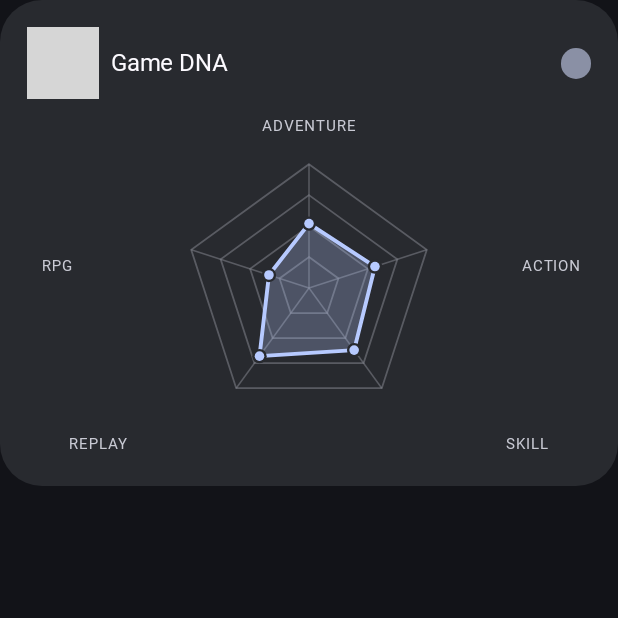
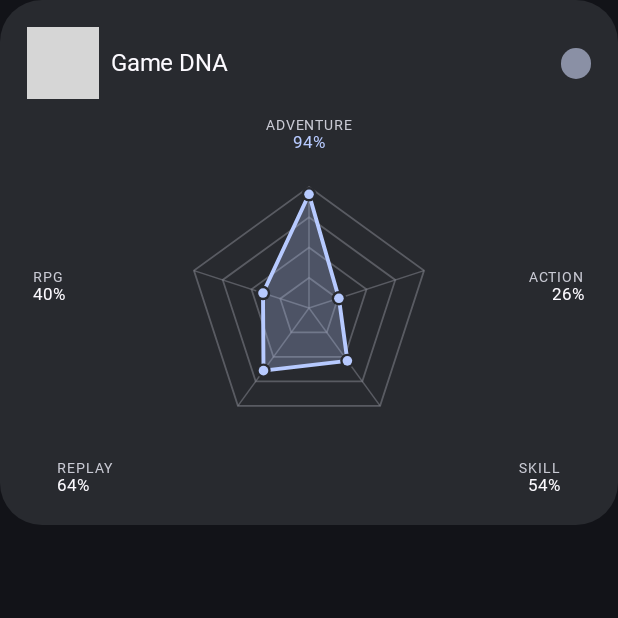
Before and after one commit to EncycloAcid/RetroHero-, an Android app built with Jetpack Compose: the composable M3GenreRadarCard called with empty values, on a phone screen of 412 x 824 dp, the top half of it. Run offline under Robolectric (Android 15) with nearby library versions, the phone set to English and light mode, and no system bars; pictures from the network do not load; Roboto replaces fonts that are not available here; 12 statements that could not run were skipped; grey boxes are pictures that could not be loaded.

Commit message:
Fix Game DNA weighted genre scoring, exact percentage readouts & schema v3 refresh (v0.2.24-preview)

```diff
--- a/app/build.gradle.kts
+++ b/app/build.gradle.kts
@@ -22,8 +22,8 @@ val resolvedVersion: Pair<Int, String> = run {
     val explicitCode = ((project.findProperty("versionCode") as? String)
         ?: System.getenv("RETROHERO_VERSION_CODE"))?.toIntOrNull()
     val parsed = explicitName?.let(::computeVersionFromTag)
-    val fallbackCode = 20230
-    val fallbackName = "0.2.23-preview"
+    val fallbackCode = 20240
+    val fallbackName = "0.2.24-preview"
     val code = explicitCode ?: parsed?.first ?: fallbackCode
     val name = parsed?.second ?: explicitName?.removePrefix("v") ?: fallbackName
     code to name
--- a/app/src/main/java/com/retrohero/app/data/GameMetadata.kt
+++ b/app/src/main/java/com/retrohero/app/data/GameMetadata.kt
@@ -68,7 +68,7 @@ data class GameDossier(
         )
 
     companion object {
-        const val CACHE_SCHEMA_VERSION = 2
+        const val CACHE_SCHEMA_VERSION = 3
 
         fun fromJson(o: JSONObject): GameDossier? {
             if (o.optInt("schemaVersion", 1) < CACHE_SCHEMA_VERSION) return null
@@ -246,7 +246,13 @@ data class GameDossier(
                     ),
                 ),
                 promoQuote = "A CLASSIC OF THE ${sys?.shortName?.uppercase() ?: "RETRO"} ERA",
-                radarAxes = defaultRadar("$guessedGenre ${game.title} ${game.systemId}"),
+                radarAxes = computeGameDna(
+                    genre = guessedGenre,
+                    modes = "Single-player",
+                    title = game.title,
+                    summary = "",
+                    systemId = game.systemId,
+                ),
                 heroImageUrl = null,
                 sourceLabel = "Local Library",
                 isLive = false,
@@ -256,52 +262,126 @@ data class GameDossier(
         internal fun guessGenreFromTitle(title: String, systemId: String): String {
             val t = title.lowercase()
             return when {
-                listOf("mario", "sonic", "kirby", "donkey kong", "celeste", "rayman", "crash", "megaman", "mega man", "castlevania", "metroid").any { it in t } -> "Action · Platformer"
-                listOf("zelda", "chrono", "final fantasy", "pokemon", "pokémon", "persona", "dragon quest", "earthbound", "mother", "golden sun", "fire emblem", "tactics").any { it in t } -> "Role-Playing · Adventure"
-                listOf("kart", "racing", "gran turismo", "f-zero", "need for speed", "wipeout", "burnout", "ridge racer").any { it in t } -> "Racing · Arcade"
-                listOf("street fighter", "mortal kombat", "tekken", "smash", "king of fighters", "marvel", "soulcalibur").any { it in t } -> "Fighting · Arcade"
-                listOf("tetris", "puyo", "puzzle", "dr. mario", "lumines", "columns", "picross").any { it in t } -> "Puzzle · Strategy"
-                listOf("star fox", "gradius", "contra", "metal slug", "doom", "quake", "galaga", "r-type", "ikaruga").any { it in t } -> "Shooter · Action"
-                listOf("nba", "nfl", "fifa", "tony hawk", "golf", "tennis", "baseball", "wwe", "skate").any { it in t } -> "Sports · Arcade"
+                // Check specific sub-franchises BEFORE broad series names like "mario"
+                listOf("mario kart", "kart", "f-zero", "gran turismo", "need for speed", "wipeout", "burnout", "ridge racer", "outrun", "daytona", "racing").any { it in t } -> "Racing · Arcade"
+                listOf("dr. mario", "dr mario", "tetris", "puyo", "puzzle", "lumines", "columns", "picross", "bust-a-move", "arkanoid").any { it in t } -> "Puzzle · Strategy"
+                listOf("mario rpg", "paper mario", "mario & luigi", "mario and luigi", "chrono", "final fantasy", "pokemon", "pokémon", "persona", "dragon quest", "earthbound", "mother", "golden sun", "fire emblem", "tactics", "phantasy star", "breath of fire", "xenogears", "suikoden").any { it in t } -> "Role-Playing"
+                listOf("mario tennis", "mario golf", "mario strikers", "nba", "nfl", "fifa", "tony hawk", "golf", "tennis", "baseball", "wwe", "punch-out", "tecmo bowl").any { it in t } -> "Sports · Arcade"
+                listOf("zelda", "metroid", "castlevania", "tomb raider", "resident evil", "silent hill", "metal gear", "okami", "banjo").any { it in t } -> "Action-Adventure"
+                listOf("street fighter", "mortal kombat", "tekken", "smash", "king of fighters", "fatal fury", "samurai shodown", "marvel vs", "soulcalibur", "guilty gear").any { it in t } -> "Fighting · Arcade"
+                listOf("star fox", "gradius", "contra", "metal slug", "doom", "quake", "galaga", "r-type", "ikaruga", "galaxian", "space invaders", "goldeneye").any { it in t } -> "Shooter · Action"
+                listOf("mario", "sonic", "kirby", "donkey kong", "celeste", "rayman", "crash", "megaman", "mega man", "yoshi", "wario", "spyro", "klonoa", "shantae").any { it in t } -> "Platformer"
                 systemId in setOf("arcade", "neogeo") -> "Arcade · Action"
-                else -> "Classic Action · Adventure"
+                else -> "Action · Adventure"
             }
         }
 
-        internal fun defaultRadar(hints: String): List<RadarAxis> {
-            val h = hints.lowercase()
-            var action = 0.56f
-            var adventure = 0.52f
-            var rpg = 0.34f
-            var skill = 0.62f
-            var replay = 0.68f
+        private data class DnaProfile(
+            val action: Float,
+            val adventure: Float,
+            val skill: Float,
+            val replay: Float,
+            val rpg: Float,
+        )
 
-            if (listOf("action", "shooter", "beat", "hack", "fight", "combat", "contra", "metal", "doom").any { it in h }) {
-                action = 0.92f; skill = 0.84f
+        private fun hasAnyWord(text: String, words: List<String>): Boolean =
+            words.any { w -> Regex("""\b${Regex.escape(w)}\b""", RegexOption.IGNORE_CASE).containsMatchIn(text) }
+
+        /**
+         * Computes accurate, weighted 5-axis Game DNA from authoritative genre + modes + title + summary.
+         * Uses whole-word matching and multi-genre blending so accidental substrings in summaries
+         * (e.g. "simple", "similar", "adventure", "arcade") never corrupt a game's true profile.
+         */
+        internal fun computeGameDna(
+            genre: String,
+            modes: String,
+            title: String,
+            summary: String,
+            systemId: String = "",
+        ): List<RadarAxis> {
+            val g = genre.lowercase()
+            val t = title.lowercase()
+            val m = modes.lowercase()
+            val s = summary.lowercase()
+
+            val matched = mutableListOf<DnaProfile>()
+
+            val isActionRpg = hasAnyWord(g, listOf("action role-playing", "action rpg", "arpg"))
+            val isRpg = !isActionRpg && hasAnyWord(g, listOf("role-playing", "rpg", "jrpg", "tactical role-playing", "monster-taming", "roguelike", "dungeon crawl"))
+            val isActionAdv = hasAnyWord(g, listOf("action-adventure", "metroidvania", "survival horror", "stealth"))
+            val isPlatformer = hasAnyWord(g, listOf("platform", "platformer", "side-scrolling platform", "2d platform", "3d platform"))
+            val isShooter = hasAnyWord(g, listOf("shooter", "shoot 'em up", "shoot em up", "first-person shooter", "third-person shooter", "run and gun", "light gun", "scrolling shooter", "bullet hell"))
+            val isFighting = hasAnyWord(g, listOf("fighting", "beat 'em up", "beat em up", "brawler", "martial arts", "hack and slash"))
+            val isRacing = hasAnyWord(g, listOf("racing", "kart racing", "driving", "vehicular combat", "motorsport"))
+            val isSports = hasAnyWord(g, listOf("sports", "sport", "basketball", "football", "soccer", "baseball", "tennis", "golf", "skateboarding", "wrestling", "boxing"))
+            val isPuzzle = hasAnyWord(g, listOf("puzzle", "falling block", "tile-matching", "rhythm", "music", "maze", "pinball"))
+            val isStrategy = hasAnyWord(g, listOf("strategy", "real-time strategy", "turn-based strategy", "turn-based tactics", "tactical", "simulation", "city-building", "management"))
+            val isPureAdv = !isActionAdv && hasAnyWord(g, listOf("graphic adventure", "point-and-click", "visual novel", "interactive fiction", "adventure"))
+            val isArcadeAction = hasAnyWord(g, listOf("arcade", "action", "party", "minigame"))
+
+            if (isActionRpg)  matched += DnaProfile(action = 0.80f, adventure = 0.90f, skill = 0.78f, replay = 0.82f, rpg = 0.92f)
+            if (isRpg)        matched += DnaProfile(action = 0.34f, adventure = 0.90f, skill = 0.66f, replay = 0.84f, rpg = 0.96f)
+            if (isActionAdv)  matched += DnaProfile(action = 0.78f, adventure = 0.94f, skill = 0.76f, replay = 0.74f, rpg = 0.48f)
+            if (isPlatformer) matched += DnaProfile(action = 0.86f, adventure = 0.62f, skill = 0.88f, replay = 0.88f, rpg = 0.10f)
+            if (isShooter)    matched += DnaProfile(action = 0.95f, adventure = 0.34f, skill = 0.92f, replay = 0.86f, rpg = 0.08f)
+            if (isFighting)   matched += DnaProfile(action = 0.95f, adventure = 0.20f, skill = 0.95f, replay = 0.92f, rpg = 0.08f)
+            if (isRacing)     matched += DnaProfile(action = 0.88f, adventure = 0.18f, skill = 0.86f, replay = 0.94f, rpg = 0.08f)
+            if (isSports)     matched += DnaProfile(action = 0.82f, adventure = 0.14f, skill = 0.84f, replay = 0.92f, rpg = 0.12f)
+            if (isPuzzle)     matched += DnaProfile(action = 0.36f, adventure = 0.12f, skill = 0.94f, replay = 0.95f, rpg = 0.08f)
+            if (isStrategy)   matched += DnaProfile(action = 0.30f, adventure = 0.52f, skill = 0.92f, replay = 0.88f, rpg = 0.68f)
+            if (isPureAdv)    matched += DnaProfile(action = 0.26f, adventure = 0.94f, skill = 0.54f, replay = 0.64f, rpg = 0.40f)
+            // Only add generic Arcade/Action when no more specific action genre already matched
+            if (isArcadeAction && matched.isEmpty()) {
+                matched += DnaProfile(action = 0.88f, adventure = 0.30f, skill = 0.84f, replay = 0.90f, rpg = 0.10f)
             }
-            if (listOf("platform", "mario", "sonic", "kirby", "celeste", "donkey", "metroid", "castlevania").any { it in h }) {
-                action = 0.85f; skill = 0.88f; replay = 0.86f; adventure = 0.68f
+
+            // Fallback to title classification only if genre gave no matches
+            if (matched.isEmpty()) {
+                val inferred = guessGenreFromTitle(title, systemId)
+                if (!inferred.equals(genre, ignoreCase = true)) {
+                    return computeGameDna(inferred, modes, title, summary, systemId)
+                }
+                matched += DnaProfile(action = 0.72f, adventure = 0.58f, skill = 0.70f, replay = 0.74f, rpg = 0.20f)
             }
-            if (listOf("rpg", "role-playing", "chrono", "fantasy", "pokemon", "pokémon", "persona", "tactics", "emblem").any { it in h }) {
-                rpg = 0.94f; adventure = 0.90f; replay = 0.80f; action = 0.48f
+
+            // Average all matched primary genre archetypes
+            var action = matched.map { it.action }.average().toFloat()
+            var adventure = matched.map { it.adventure }.average().toFloat()
+            var skill = matched.map { it.skill }.average().toFloat()
+            var replay = matched.map { it.replay }.average().toFloat()
+            var rpg = matched.map { it.rpg }.average().toFloat()
+
+            // Careful, capped refinements from modes & summary (never overrides primary genre!)
+            if (hasAnyWord(m, listOf("multiplayer", "co-op", "cooperative", "competitive", "two-player", "2-player", "4-player"))) {
+                replay += 0.06f
             }
-            if (listOf("adventure", "zelda", "exploration", "metroidvania", "survival").any { it in h }) {
-                adventure = 0.92f; action = 0.74f; rpg = 0.62f
+            if (hasAnyWord(s, listOf("open world", "dungeon", "dungeons", "quest", "quests", "exploration", "interconnected", "non-linear"))) {
+                adventure += 0.08f
             }
-            if (listOf("puzzle", "strategy", "tactical", "tetris", "chess", "sim").any { it in h }) {
-                skill = 0.90f; replay = 0.92f; rpg = 0.55f; action = 0.36f
+            if (hasAnyWord(s, listOf("experience points", "level up", "leveling", "turn-based", "party members", "hit points", "inventory", "magic spells"))) {
+                rpg += 0.16f
             }
-            if (listOf("racing", "kart", "sport", "arcade", "fighting", "smash").any { it in h }) {
-                action = 0.88f; skill = 0.86f; replay = 0.94f; rpg = 0.24f; adventure = 0.32f
+            if (hasAnyWord(s, listOf("high score", "combo", "combos", "speedrun", "time limit", "bosses", "boss"))) {
+                skill += 0.03f
+                replay += 0.03f
             }
+            // Specific iconic hybrid nuances (Metroidvania RPGs like Symphony of the Night / Aria of Sorrow)
+            if (listOf("symphony of the night", "aria of sorrow", "dawn of sorrow", "circle of the moon", "harmony of dissonance", "order of ecclesia", "portrait of ruin").any { it in t }) {
+                adventure = maxOf(adventure, 0.92f)
+                rpg = maxOf(rpg, 0.84f)
+            }
+
             return listOf(
-                RadarAxis("ADVENTURE", adventure.coerceIn(0.2f, 0.98f)),
-                RadarAxis("ACTION", action.coerceIn(0.2f, 0.98f)),
-                RadarAxis("SKILL", skill.coerceIn(0.2f, 0.98f)),
-                RadarAxis("REPLAY", replay.coerceIn(0.2f, 0.98f)),
-                RadarAxis("RPG", rpg.coerceIn(0.2f, 0.98f)),
+                RadarAxis("ADVENTURE", adventure.coerceIn(0.08f, 0.98f)),
+                RadarAxis("ACTION", action.coerceIn(0.08f, 0.98f)),
+                RadarAxis("SKILL", skill.coerceIn(0.08f, 0.98f)),
+                RadarAxis("REPLAY", replay.coerceIn(0.08f, 0.98f)),
+                RadarAxis("RPG", rpg.coerceIn(0.06f, 0.98f)),
             )
         }
+
+        internal fun defaultRadar(hints: String): List<RadarAxis> =
+            computeGameDna(genre = hints, modes = "", title = hints, summary = "", systemId = "")
     }
 }
 
@@ -635,7 +715,13 @@ class GameMetadataRepository(private val cacheDir: File) {
             val (introSummary, sections) = parseExtractSections(extract, game.title, fallback)
             val tagline = buildCleanTagline(introSummary, fallback.tagline)
             val quote = buildPromoQuote(game.title, releaseYear, genre, sysName)
-            val radar = GameDossier.defaultRadar("$genre $modes $introSummary ${game.title}")
+            val radar = GameDossier.computeGameDna(
+                genre = genre,
+                modes = modes,
+                title = game.title,
+                summary = introSummary,
+                systemId = game.systemId,
+            )
 
             return GameDossier(
                 title = game.title,
--- a/app/src/main/java/com/retrohero/app/ui/M3GameDetailPage.kt
+++ b/app/src/main/java/com/retrohero/app/ui/M3GameDetailPage.kt
@@ -1638,11 +1638,11 @@ private fun M3GenreRadarCard(
             }
         }
 
-        // Radar chart + 5 crisp labels
+        // Radar chart + 5 crisp labeled vertices with exact percentage readouts
         Box(
             Modifier
                 .fillMaxWidth()
-                .height(228.dp),
+                .height(254.dp),
             contentAlignment = Alignment.Center,
         ) {
             val webColor = cs.outlineVariant.copy(alpha = 0.55f)
@@ -1650,7 +1650,7 @@ private fun M3GenreRadarCard(
             val strokeColor = cs.primary
             val dotBg = cs.surfaceContainerHigh
 
-            Canvas(Modifier.size(172.dp)) {
+            Canvas(Modifier.size(168.dp)) {
                 val cx = size.width / 2f
                 val cy = size.height / 2f
                 val maxR = size.minDimension * 0.48f
@@ -1706,38 +1706,39 @@ private fun M3GenreRadarCard(
                 }
             }
 
-            // Positioned axis labels around the pentagon
+            // Positioned axis labels + live percentage values around all 5 vertices
             if (safeAxes.size == 5) {
-                Text(
-                    safeAxes[0].label,
-                    style = MaterialTheme.typography.labelSmall.copy(fontSize = 10.sp, fontWeight = FontWeight.Bold, letterSpacing = 0.6.sp),
-                    color = cs.onSurfaceVariant,
-                    modifier = Modifier.align(Alignment.TopCenter),
-                )
-                Text(
-                    safeAxes[1].label,
-                    style = MaterialTheme.typography.labelSmall.copy(fontSize = 10.sp, fontWeight = FontWeight.Bold, letterSpacing = 0.6.sp),
-                    color = cs.onSurfaceVariant,
-                    modifier = Modifier.align(Alignment.CenterEnd).padding(end = 6.dp, bottom = 30.dp),
-                )
-                Text(
-                    safeAxes[2].label,
-                    style = MaterialTheme.typography.labelSmall.copy(fontSize = 10.sp, fontWeight = FontWeight.Bold, letterSpacing = 0.6.sp),
-                    color = cs.onSurfaceVariant,
-                    modifier = Modifier.align(Alignment.BottomEnd).padding(end = 28.dp, bottom = 4.dp),
-                )
-                Text(
-                    safeAxes[3].label,
-                    style = MaterialTheme.typography.labelSmall.copy(fontSize = 10.sp, fontWeight = FontWeight.Bold, letterSpacing = 0.6.sp),
-                    color = cs.onSurfaceVariant,
-                    modifier = Modifier.align(Alignment.BottomStart).padding(start = 28.dp, bottom = 4.dp),
-                )
-                Text(
-                    safeAxes[4].label,
-                    style = MaterialTheme.typography.labelSmall.copy(fontSize = 10.sp, fontWeight = FontWeight.Bold, letterSpacing = 0.6.sp),
-                    color = cs.onSurfaceVariant,
-                    modifier = Modifier.align(Alignment.CenterStart).padding(start = 10.dp, bottom = 30.dp),
-                )
+                @Composable
+                fun VertexLabel(axis: GameDossier.RadarAxis, align: Alignment.Horizontal, mod: Modifier) {
+                    val pct = (axis.value * 100f).toInt().coerceIn(0, 100)
+                    Column(modifier = mod, horizontalAlignment = align) {
+                        Text(
+                            text = axis.label,
+                            style = MaterialTheme.typography.labelSmall.copy(
+                                fontSize = 9.5.sp,
+                                fontWeight = FontWeight.Bold,
+                                letterSpacing = 0.6.sp,
+                            ),
+                            color = cs.onSurfaceVariant,
+                            maxLines = 1,
+                        )
+                        Text(
+                            text = "$pct%",
+                            style = MaterialTheme.typography.labelSmall.copy(
+                                fontSize = 11.sp,
+                                fontWeight = FontWeight.Black,
+                            ),
+                            color = if (pct >= 70) cs.primary else cs.onSurface,
+                            maxLines = 1,
+                        )
+                    }
+                }
+
+                VertexLabel(safeAxes[0], Alignment.CenterHorizontally, Modifier.align(Alignment.TopCenter))
+                VertexLabel(safeAxes[1], Alignment.End, Modifier.align(Alignment.CenterEnd).padding(end = 4.dp, bottom = 28.dp))
+                VertexLabel(safeAxes[2], Alignment.End, Modifier.align(Alignment.BottomEnd).padding(end = 20.dp, bottom = 2.dp))
+                VertexLabel(safeAxes[3], Alignment.Start, Modifier.align(Alignment.BottomStart).padding(start = 20.dp, bottom = 2.dp))
+                VertexLabel(safeAxes[4], Alignment.Start, Modifier.align(Alignment.CenterStart).padding(start = 4.dp, bottom = 28.dp))
             }
         }
     }
```
Also changed, not shown: 1 other file.
